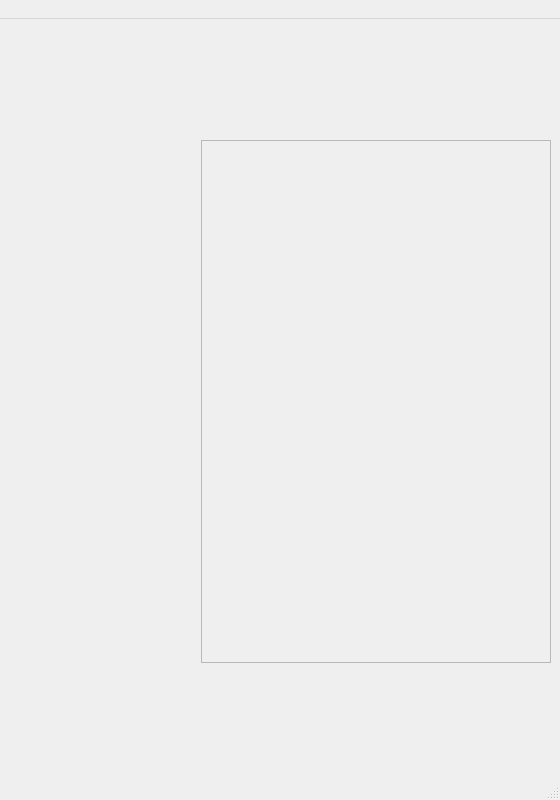
smogork/SmoCAD, file mainwindow.ui: the form before one commit; both pictures show x 640 to 1200 and y 0 to 800 of the 1200 by 800 pixel window.
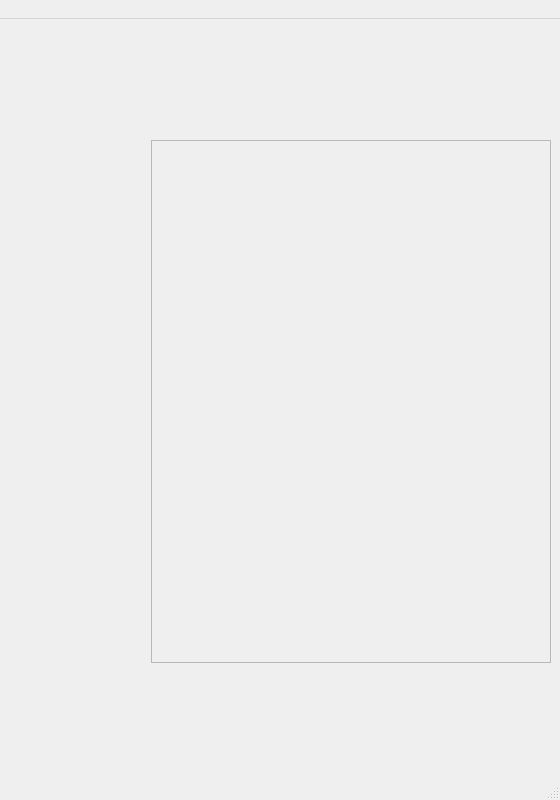
The form after the commit. Custom widgets are drawn as their Qt base class.

What changed in the file:
```diff
--- a/mainwindow.ui
+++ b/mainwindow.ui
@@ -76,7 +76,7 @@
         </property>
         <property name="minimumSize">
          <size>
-          <width>350</width>
+          <width>400</width>
           <height>0</height>
          </size>
         </property>
@@ -106,7 +106,7 @@
           <rect>
            <x>0</x>
            <y>0</y>
-           <width>348</width>
+           <width>398</width>
            <height>518</height>
           </rect>
          </property>
@@ -123,7 +123,7 @@
       <item>
        <widget class="SceneElementsList" name="sceneElementsWIdget" native="true">
         <property name="sizePolicy">
-         <sizepolicy hsizetype="Minimum" vsizetype="Preferred">
+         <sizepolicy hsizetype="Preferred" vsizetype="Preferred">
           <horstretch>0</horstretch>
           <verstretch>0</verstretch>
          </sizepolicy>
@@ -134,6 +134,12 @@
           <height>100</height>
          </size>
         </property>
+        <property name="maximumSize">
+         <size>
+          <width>16777215</width>
+          <height>300</height>
+         </size>
+        </property>
        </widget>
       </item>
      </layout>
```
